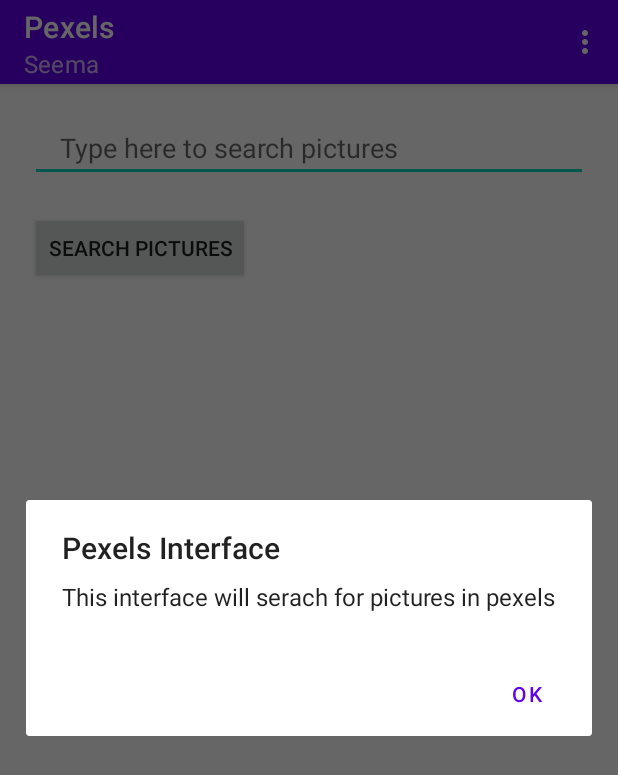
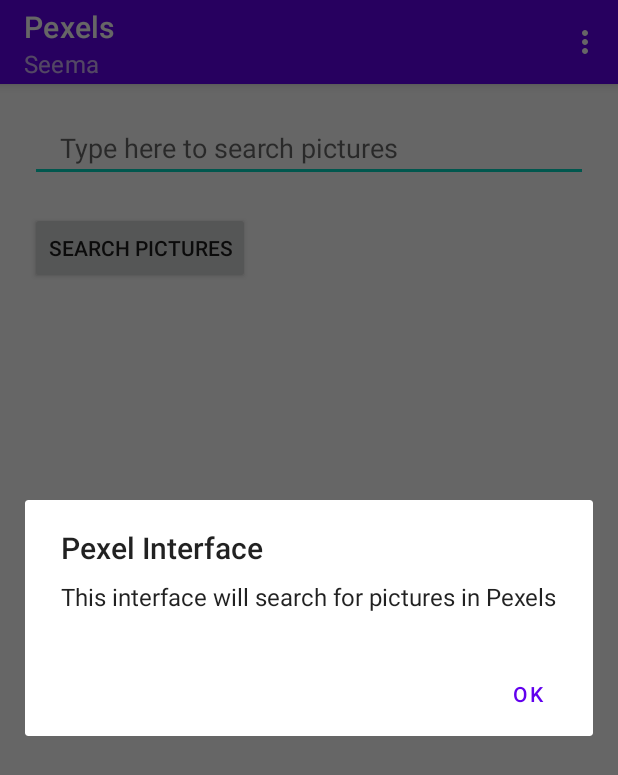
Before and after one commit to Clifford-124/CST2335_Final_Project, an Android app: the screen it shows after launch (PexelsActivity), in the options menu, after a tap on "Help", on a phone screen of 412 x 824 dp. Shown: the top 775 px of the screen. Run offline under Robolectric (Android 15) with nearby library versions, the phone set to English and light mode, and no system bars.

Commit message:
some minor spelling

```diff
--- a/app/src/main/java/com/project/cst2335/PexelsActivity.java
+++ b/app/src/main/java/com/project/cst2335/PexelsActivity.java
@@ -85,8 +85,8 @@ public class PexelsActivity extends AppCompatActivity {
 
     public void showHelpDialog() {
         new AlertDialog.Builder(PexelsActivity.this)
-                .setTitle("Pexels Interface")
-                .setMessage("This interface will serach for pictures in pexels")
+                .setTitle("Pexel Interface")
+                .setMessage("This interface will search for pictures in Pexels")
                 .setPositiveButton(android.R.string.ok, new DialogInterface.OnClickListener() {
                     public void onClick(DialogInterface dialog, int which) {
                         return;
```
